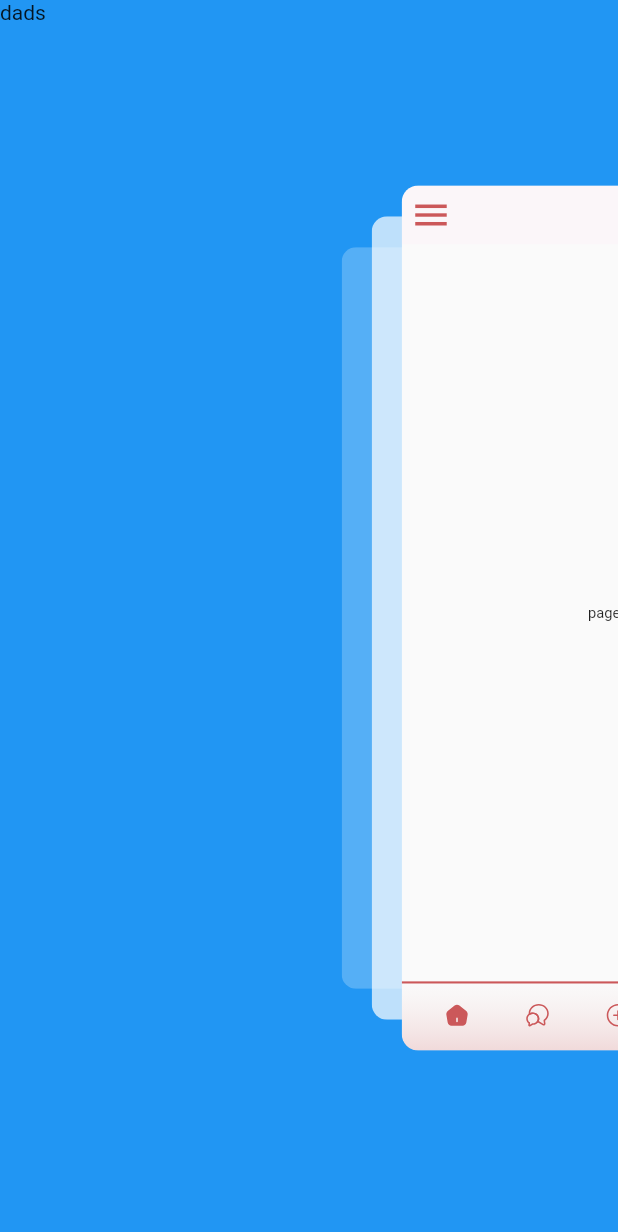
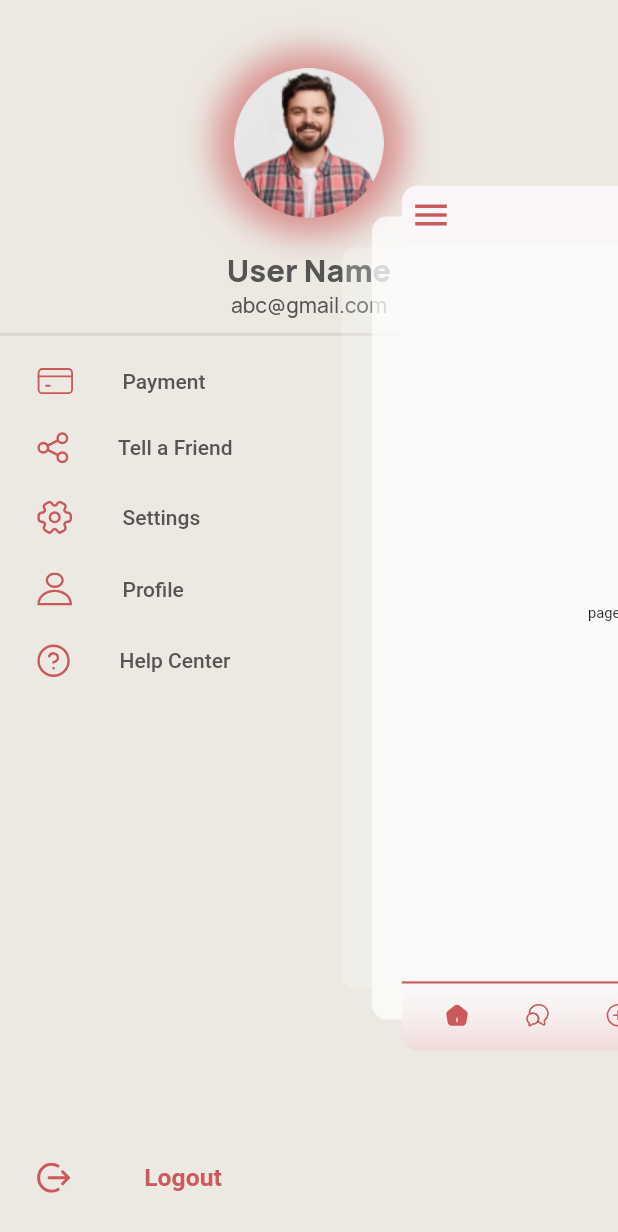
Before and after one commit to Aliza02/E-Vent-Vendor, a Flutter app: the screen it shows after launch, after a tap on the "menu" icon, on a phone screen of 412 x 824 dp. Shown: the top 1232 px of the screen. Run offline on Flutter 3.47's test engine with Material 2 defaults, Android fonts, the phone set to English and light mode, and no system bars; drawn by our look-alikes of flutter_zoom_drawer; our stand-ins replace flutter_svg, get.

Commit message:
drawer UI complete without selected option functionality

```diff
--- a/lib/constants/colors.dart
+++ b/lib/constants/colors.dart
@@ -6,6 +6,7 @@ class AppColors {
   static const Color cream = Color(0xFFECE9E2);
   static const Color screenBackground = Color(0xFFFAFAFA);
   static const Color black = Color(0xFF000000);
+  static const Color blue = Color(0xFF5886CB);
   static const Color grey = Color(0xFF555555);
   static const Color fieldFillColor = Color(0xFFEFEFEF);
   static const Color googleButtonBorder = Color(0xFFEBE9F1);
--- a/lib/constants/icons.dart
+++ b/lib/constants/icons.dart
@@ -1,4 +1,5 @@
 class AppIcons {
+  // bottom navigation bar icons
   static const home = 'assets/icons/home.svg';
   static const homeFill = 'assets/icons/home_fill.svg';
   static const addButton = 'assets/icons/addcircle.svg';
@@ -9,4 +10,11 @@ class AppIcons {
   static const messageFill = 'assets/icons/messages2_fill.svg';
   static const profile = 'assets/icons/profilecircle.svg';
   static const profileFill = 'assets/icons/profilecircle_fill.svg';
+  // drawer menu icons
+  static const payment = 'assets/icons/payment.svg';
+  static const Profile = 'assets/icons/Profile.svg';
+  static const share = 'assets/icons/Share.svg';
+  static const setting = 'assets/icons/setting.svg';
+  static const helpCenter = 'assets/icons/helpCenter.svg';
+  static const logout = 'assets/icons/logout.svg';
 }
--- a/lib/screens/drawer/menuScreen.dart
+++ b/lib/screens/drawer/menuScreen.dart
@@ -1,6 +1,13 @@
+import 'dart:ui';
+
+import 'package:eventually_vendor/constants/colors.dart';
+import 'package:eventually_vendor/constants/font.dart';
 import 'package:flutter/material.dart';
 import 'package:flutter/src/widgets/framework.dart';
 import 'package:flutter/src/widgets/placeholder.dart';
+import 'package:flutter_svg/svg.dart';
+
+import '../../constants/icons.dart';
 
 class MenuScreen extends StatefulWidget {
   const MenuScreen({super.key});
@@ -10,12 +17,147 @@ class MenuScreen extends StatefulWidget {
 }
 
 class _MenuScreenState extends State<MenuScreen> {
+  List<String> menuItems = [
+    'Payment',
+    'Tell a Friend',
+    'Settings',
+    'Profile',
+    'Help Center'
+  ];
+
+  List<String> menuIcons = [
+    AppIcons.payment,
+    AppIcons.share,
+    AppIcons.setting,
+    AppIcons.Profile,
+    AppIcons.helpCenter,
+    AppIcons.logout
+  ];
+
+  Row buildMenuItems(BuildContext context, int index) {
+    double width = MediaQuery.of(context).size.width;
+    return Row(
+      children: [
+        Container(
+          margin: EdgeInsets.symmetric(
+            horizontal: width * 0.06,
+            vertical: width * 0.03,
+          ),
+          child: SvgPicture.asset(menuIcons[index]),
+        ),
+        Container(
+          margin: EdgeInsets.symmetric(horizontal: width * 0.02),
+          child: Text(
+            menuItems[index],
+            // textAlign: TextAlign.start,
+            style: TextStyle(
+              color: AppColors.grey,
+              fontWeight: medium,
+              fontSize: width * 0.034,
+            ),
+          ),
+        ),
+      ],
+    );
+  }
+
   @override
   Widget build(BuildContext context) {
+    double width = MediaQuery.of(context).size.width;
+    double height = MediaQuery.of(context).size.height;
     return SafeArea(
-        child: Scaffold(
-      backgroundColor: Colors.blue,
-      body: Text('dads'),
-    ));
+      child: Scaffold(
+        backgroundColor: AppColors.cream,
+        body: Column(
+          children: [
+            Stack(
+              alignment: Alignment.center,
+              children: [
+                Container(
+                  margin: EdgeInsets.only(top: height * 0.05),
+                  width: height / 8,
+                  height: height * 0.12,
+                  decoration: BoxDecoration(
+                    boxShadow: [
+                      BoxShadow(
+                        color: AppColors.pink.withOpacity(0.6),
+                        spreadRadius: 12,
+                        blurRadius: 18.0,
+                      ),
+                    ],
+                    borderRadius: BorderRadius.circular(100),
+                  ),
+                ),
+                Container(
+                  margin: EdgeInsets.only(top: height * 0.05),
+                  padding: EdgeInsets.all(width * 0.01),
+                  child: CircleAvatar(
+                    radius: 50.0,
+                    backgroundColor: Colors.transparent,
+                    backgroundImage:
+                        AssetImage('assets/images/profileimage.png'),
+                  ),
+                ),
+              ],
+            ),
+            Container(
+              margin: EdgeInsets.only(top: height * 0.02),
+              child: Text(
+                'User Name',
+                style: TextStyle(
+                    fontFamily: manrope,
+                    fontWeight: extraBold,
+                    fontSize: width * 0.05,
+                    color: AppColors.grey),
+              ),
+            ),
+            Container(
+              child: Text(
+                'abc@gmail.com',
+                style: TextStyle(
+                  fontFamily: manrope,
+                  // fontSize: width * 0.05,
+                  fontWeight: medium,
+                  color: AppColors.grey,
+                ),
+              ),
+            ),
+            Divider(
+              color: AppColors.grey.withOpacity(0.12),
+              height: 20.0,
+              thickness: 2.0,
+            ),
+            Column(
+              children: List.generate(
+                menuItems.length,
+                (index) => buildMenuItems(context, index),
+              ),
+            ),
+            Spacer(),
+            Row(
+              children: [
+                Container(
+                  margin: EdgeInsets.symmetric(
+                      horizontal: width * 0.06, vertical: width * 0.07),
+                  child: SvgPicture.asset(AppIcons.logout),
+                ),
+                Container(
+                  margin: EdgeInsets.symmetric(
+                      horizontal: width * 0.06, vertical: width * 0.07),
+                  child: Text(
+                    'Logout',
+                    style: TextStyle(
+                      color: AppColors.pink,
+                      fontSize: width * 0.04,
+                      fontWeight: bold,
+                    ),
+                  ),
+                ),
+              ],
+            ),
+          ],
+        ),
+      ),
+    );
   }
 }
```
Also changed, not shown: pubspec.yaml (+7 -0 lines), assets/icons/Profile.svg (added), assets/icons/Share.svg (added), assets/icons/helpCenter.svg (added), assets/icons/logout.svg (added), assets/icons/payment.svg (added), assets/icons/setting.svg (added), assets/images/profileimage.png (added).
